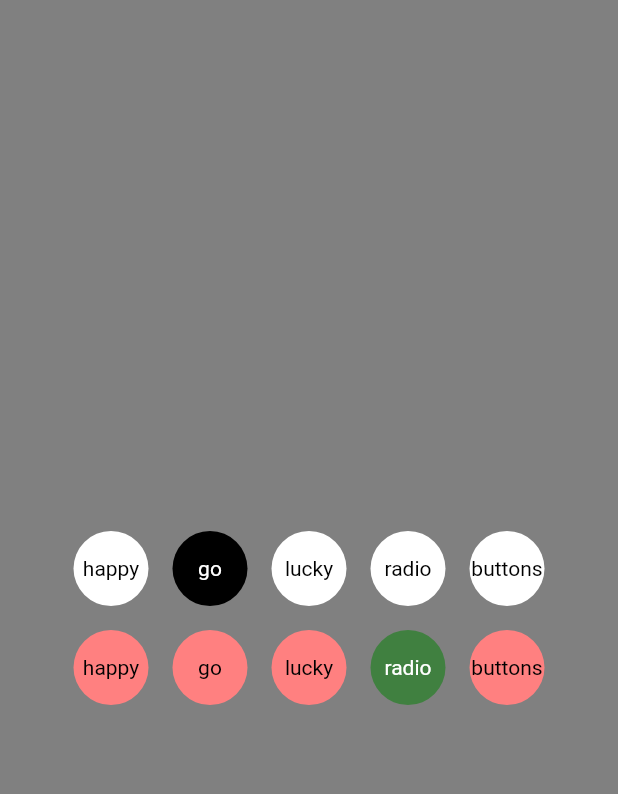
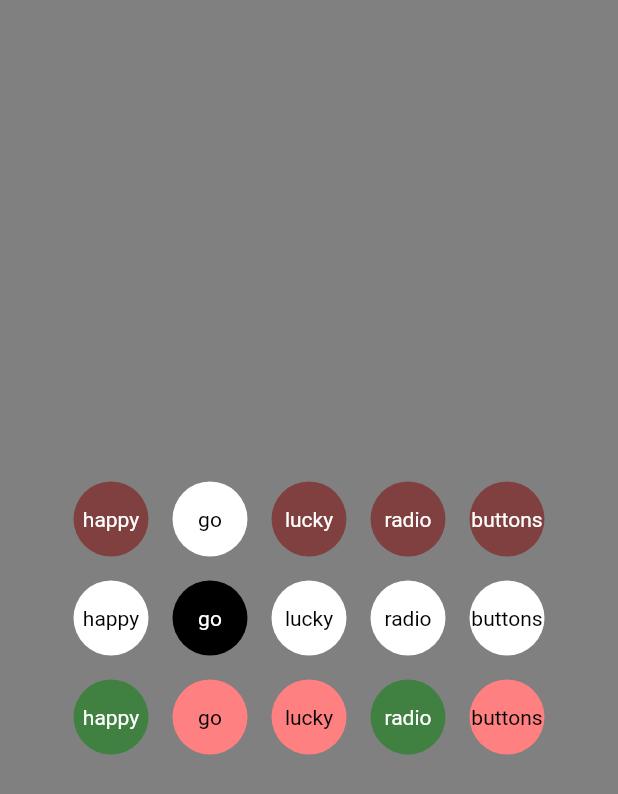
Before and after one commit to gspencergoog/toggle_controller, a Flutter app: the screen it shows after launch, on a phone screen of 412 x 824 dp. Shown: the top 794 px of the screen. Run offline on Flutter 3.47's test engine with Material 2 defaults, Android fonts, the phone set to English and light mode, and no system bars.

Commit message:
Add animated button example

```diff
--- a/lib/main.dart
+++ b/lib/main.dart
@@ -48,6 +48,19 @@ class _MyHomePageState extends State<MyHomePage> {
             child: new Row(
               mainAxisAlignment: MainAxisAlignment.center,
               children: const <Widget>[
+                const ExampleAnimatedButton(ToggleState.happy),
+                const ExampleAnimatedButton(ToggleState.go),
+                const ExampleAnimatedButton(ToggleState.lucky),
+                const ExampleAnimatedButton(ToggleState.radio),
+                const ExampleAnimatedButton(ToggleState.buttons),
+              ],
+            ),
+          ),
+          new ToggleController<ToggleState>(
+            initialValue: ToggleState.go,
+            child: new Row(
+              mainAxisAlignment: MainAxisAlignment.center,
+              children: const <Widget>[
                 const ExampleToggleButton(ToggleState.happy),
                 const ExampleToggleButton(ToggleState.go),
                 const ExampleToggleButton(ToggleState.lucky),
@@ -57,7 +70,7 @@ class _MyHomePageState extends State<MyHomePage> {
             ),
           ),
           new ToggleController<List<ToggleState>>(
-            initialValue: const <ToggleState>[ToggleState.radio],
+            initialValue: const <ToggleState>[ToggleState.happy, ToggleState.radio],
             child: new Row(
               mainAxisAlignment: MainAxisAlignment.center,
               children: const <Widget>[
@@ -116,6 +129,67 @@ class ExampleToggleButton extends StatelessWidget {
   }
 }
 
+class ExampleAnimatedButton extends StatefulWidget {
+  const ExampleAnimatedButton(this.selectState);
+
+  final ToggleState selectState;
+
+  @override
+  ExampleAnimatedButtonState createState() {
+    return new ExampleAnimatedButtonState();
+  }
+}
+
+class ExampleAnimatedButtonState extends State<ExampleAnimatedButton> with TickerProviderStateMixin<ExampleAnimatedButton> {
+  AnimationController controller;
+
+  @override
+  Widget build(BuildContext context) {
+    final ToggleState toggleState = ToggleController.getSharedValue<ToggleState>(context);
+    final bool isSelected = toggleState == widget.selectState;
+    if (isSelected) {
+      controller.reverse();
+    } else {
+      controller.forward();
+    }
+    final TextStyle textSyle = DefaultTextStyle.of(context).style.copyWith(
+          color: Color.lerp(const Color(0xff000000), const Color(0xffffffff), controller.value),
+        );
+    Widget button = new Container(
+      width: 50.0,
+      height: 50.0,
+      decoration: new ShapeDecoration(
+        shape: const StadiumBorder(),
+        color: Color.lerp(const Color(0xffffffff), const Color(0xff804040), controller.value),
+      ),
+      alignment: Alignment.center,
+      child: new Text(describeEnum(widget.selectState), style: textSyle),
+    );
+
+    button = GestureDetector(
+      onTap: () {
+        ToggleController.setSharedValue<ToggleState>(context, isSelected ? null : widget.selectState);
+      },
+      child: button,
+    );
+    return new Padding(padding: const EdgeInsets.all(8.0), child: button);
+  }
+
+  @override
+  void initState() {
+    super.initState();
+    controller = new AnimationController(vsync: this, value: 0.0, duration: const Duration(seconds: 1));
+    controller.addListener(() {
+      setState(() {});
+    });
+  }
+
+  @override
+  void dispose() {
+    controller.dispose();
+  }
+}
+
 class ExampleOnlyTwoButton extends StatelessWidget {
   const ExampleOnlyTwoButton(this.selectState);
 
--- a/lib/toggle_controller.dart
+++ b/lib/toggle_controller.dart
@@ -6,14 +6,16 @@ import 'package:flutter/material.dart';
 import 'package:flutter/foundation.dart';
 
 class ToggleController<T> extends StatefulWidget {
-  const ToggleController({Key key, this.child, this.initialValue}) : super(key: key);
+  const ToggleController({Key key, this.child, this.initialValue, this.valueChanged}) : super(key: key);
 
   final Widget child;
   final T initialValue;
+  final ValueChanged<T> valueChanged;
 
   static T getSharedValue<T>(BuildContext context) {
     assert(context != null);
     final _ToggleControllerScope controllerScope = context.inheritFromWidgetOfExactType(_ToggleControllerScope);
+    assert(controllerScope != null, 'Unable to find ancestor ToggleController');
     return controllerScope?.value;
   }
 
@@ -39,6 +41,9 @@ class _ToggleControllerState<T> extends State<ToggleController<T>> {
     }
     setState(() {
       _sharedValue = value;
+      if (widget.valueChanged != null) {
+        widget.valueChanged(value);
+      }
     });
   }
 
```
